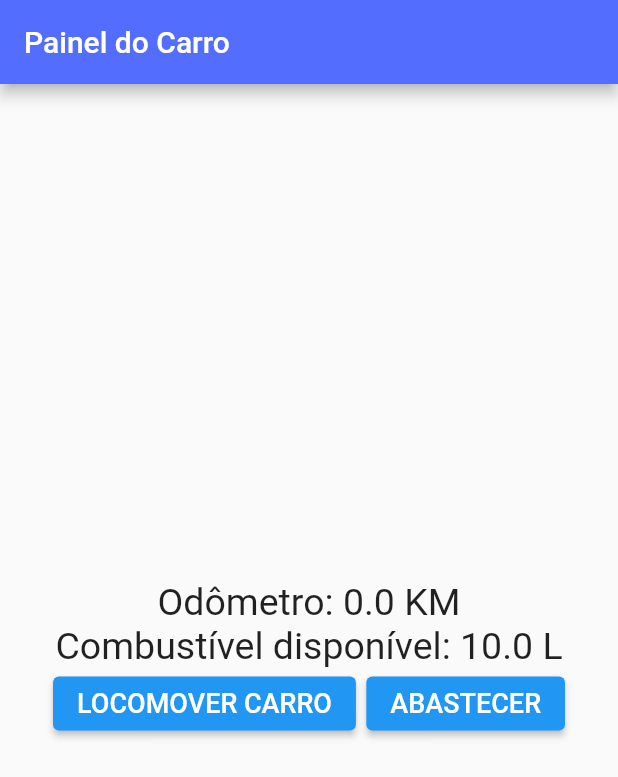
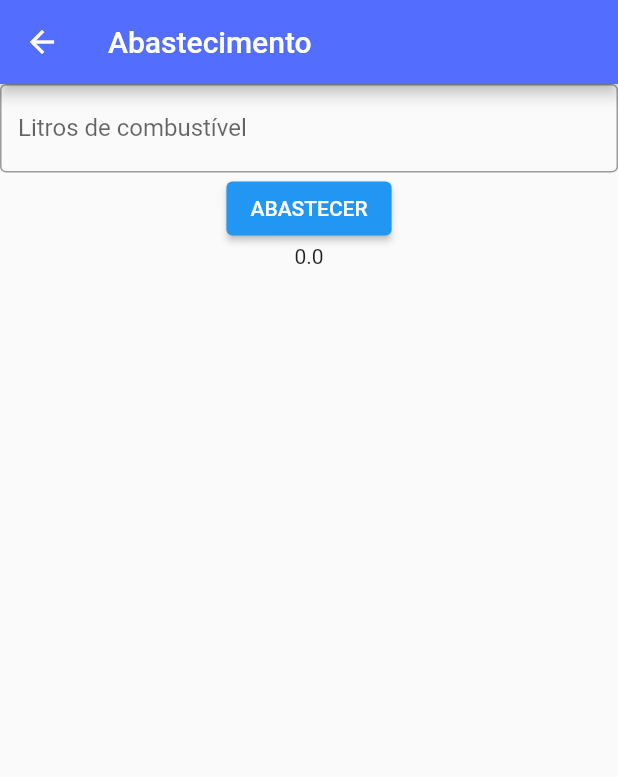
Before and after one commit to gabrielaov/carroflutter, a Flutter app: the screen it shows after launch, after a tap on "ABASTECER", on a phone screen of 412 x 824 dp. Shown: the top 777 px of the screen. Run offline on Flutter 3.47's test engine with Material 2 defaults, Android fonts, the phone set to English and light mode, and no system bars.

Commit message:
Adicionado tela de abastecimento

```diff
--- a/lib/main.dart
+++ b/lib/main.dart
@@ -1,3 +1,4 @@
+import 'package:carroflutter/telaabastecer.dart';
 import 'package:flutter/material.dart';
 import 'carro.dart';
 
@@ -7,6 +8,7 @@ void main() {
     initialRoute: '/',
     routes: {
       '/': (context) => MyApp(),
+      'telaabastecer' : (context) => telaabastecer(),
     },
   ));
 }
@@ -20,9 +22,8 @@ class MyApp extends StatefulWidget {
 
 class _MyAppState extends State<MyApp> {
   Carro c = Carro();
-  double _kmRodados = 15;
-  double _abastecimento = 10;
-  double soma = 0;
+  double _kmRodados = 0;
+
 
   @override
   Widget build(BuildContext context) {
@@ -30,12 +31,6 @@ class _MyAppState extends State<MyApp> {
     void _locomoverCarro(){
       setState(() {
         c.locomoverCarro(_kmRodados);
-      });
-    }
-
-    void _abastecerCarro(){
-      setState(() {
-        c.abastecer(_abastecimento);
       });
     }
 
@@ -66,7 +61,7 @@ class _MyAppState extends State<MyApp> {
               ),
               Text('  '),
               ElevatedButton(
-                onPressed: (_abastecerCarro),
+                onPressed: () => Navigator.pushNamed(context, 'telaabastecer'),
                 child: Text("ABASTECER", style: TextStyle(fontSize: 18),),
               ),
             ],
--- /dev/null
+++ b/lib/telaabastecer.dart
@@ -0,0 +1,52 @@
+import 'package:flutter/material.dart';
+
+import 'carro.dart';
+
+class telaabastecer extends StatefulWidget {
+  const telaabastecer({Key? key}) : super(key: key);
+
+  @override
+  _telaabastecerState createState() => _telaabastecerState();
+}
+
+class _telaabastecerState extends State<telaabastecer> {
+  Carro c = Carro();
+  double _abastecimento = 0;
+
+  @override
+  Widget build(BuildContext context) {
+
+    void _abastecerCarro() {
+      setState(() {
+        c.abastecer(_abastecimento);
+      });
+    }
+
+    return Scaffold(
+      appBar: AppBar(
+        title: Text('Abastecimento'),
+        backgroundColor: Colors.indigoAccent,
+      ),
+      body: Column(
+        children: [
+          TextField(
+            decoration: InputDecoration(
+                border: OutlineInputBorder(),
+                labelText: 'Litros de combustível',
+            ),
+            onChanged: (value) => _abastecimento = double.parse(value),
+          ),
+          ElevatedButton(
+            onPressed: () {
+              _abastecerCarro();
+              Navigator.pop(context);
+            },
+              //await Navigator.pushNamed(context, '/');
+            child: Text('ABASTECER'),
+          ),
+          Text('${c.getTanqueCombustivel()}'),
+        ],
+      ),
+    );
+  }
+}
```
